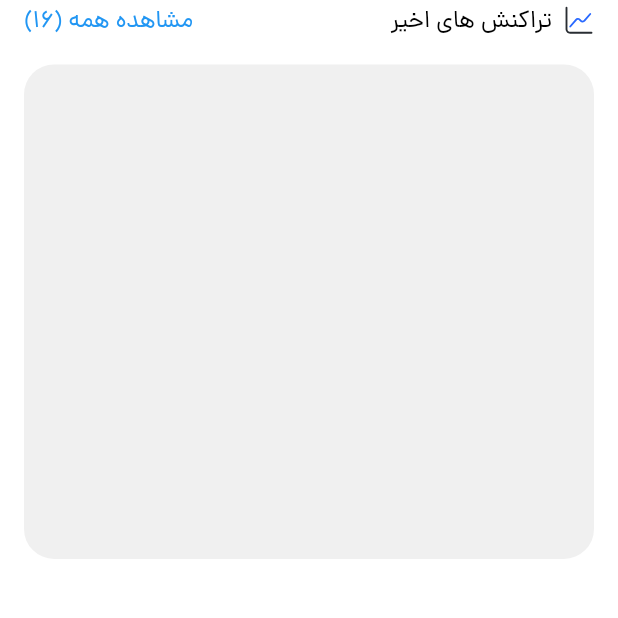
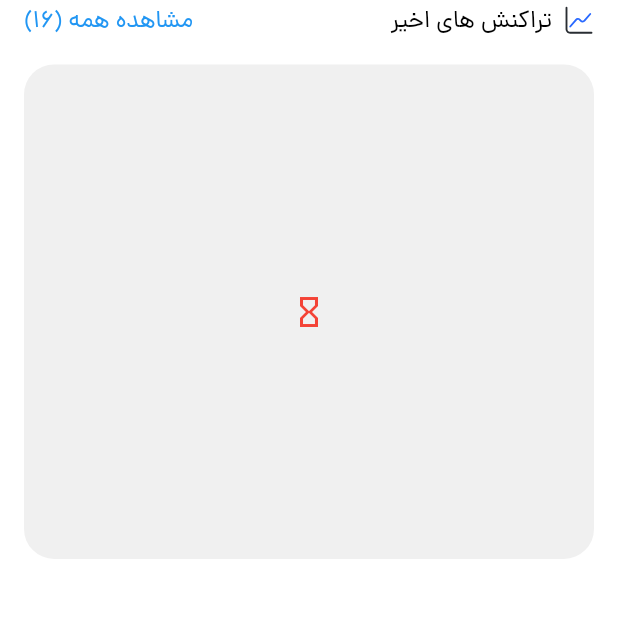
Before and after one commit to rezaabiri/poolino, a Flutter app: the HomePage screen opened by its route, on a phone screen of 412 x 824 dp, the part 618-1236 px from its top. Run offline on Flutter 3.47's test engine with Material 3 defaults, Android fonts, the phone set to English and light mode, and no system bars; our stand-ins replace bloc, dio, dotted_line, flutter_bloc, flutter_svg, get_it and 4 more; missing offline and left inert: android_sms_retriever, animated_snack_bar, delayed_widget, flutter_sms_inbox, mesh_gradient, persian_number_utility and 1 more; accounts and stored records are empty.

Commit message:
شناسایی خالی بودن لیست پیامک ها

```diff
--- a/lib/features/home_feature/presentation/screens/home_page.dart
+++ b/lib/features/home_feature/presentation/screens/home_page.dart
@@ -79,7 +79,7 @@ class _HomePageState extends State<HomePage> with TickerProviderStateMixin {
       allMessages.addAll(messages);
     }
     setState(() {
-      _messages = allMessages;
+      //_messages = allMessages;
     });
   }
 
@@ -247,7 +247,13 @@ class _HomePageState extends State<HomePage> with TickerProviderStateMixin {
               ),
               child: SizedBox(
                 height: MediaQuery.of(context).size.height*0.40,
-                child: ListView.builder(
+                width: MediaQuery.of(context).size.width,
+                child: Builder(
+                  builder: (context) {
+                    if(_messages.isEmpty){
+                      return Icon(Icons.hourglass_empty, color: Colors.red,);
+                    }
+                    return ListView.builder(
                       physics: ClampingScrollPhysics(),
                       padding: const EdgeInsets.only(top: 16, bottom: 16),
                       shrinkWrap: true,
@@ -278,6 +284,8 @@ class _HomePageState extends State<HomePage> with TickerProviderStateMixin {
                             },
                         );
                       },
+                    );
+                  }
                 ),
               ),
             ),
```
Lines whose indentation alone changed are shown as unchanged.
